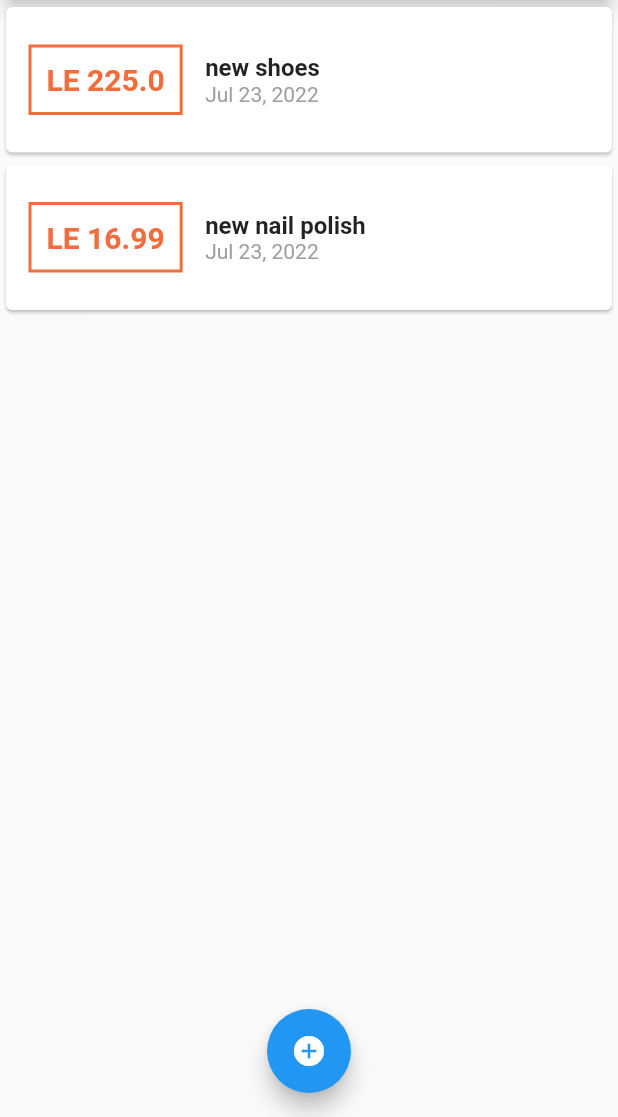
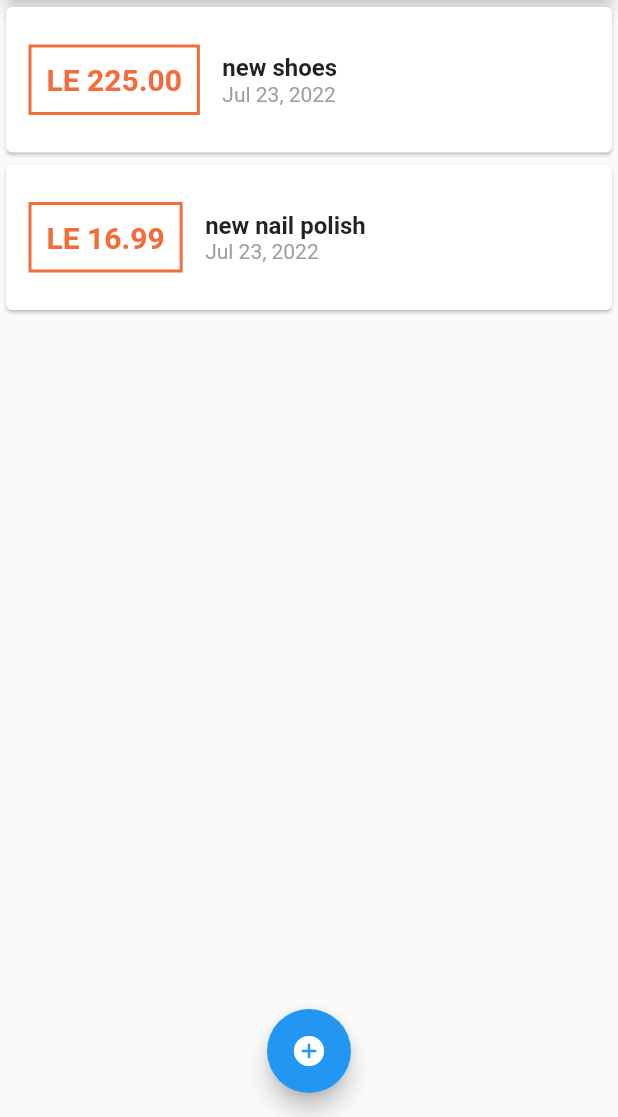
Before and after one commit to Tota6/expensess_personal, a Flutter app: the screen it shows after launch, on a phone screen of 412 x 824 dp, the part 119-1236 px from its top. Run offline on Flutter 3.47's test engine with Material 2 defaults, Android fonts, the phone set to English and light mode, and no system bars.

Commit message:
adding the style of the transaction list and it's formate

```diff
--- a/lib/widgets/transaction_list.dart
+++ b/lib/widgets/transaction_list.dart
@@ -25,7 +25,8 @@ class TransactionList extends StatelessWidget {
                       border: Border.all(
                           color: const Color.fromARGB(255, 243, 108, 59),
                           width: 2)),
-                  child: Text("LE ${transactions[index].amount.toString()}",
+                  child: Text(
+                      "LE ${transactions[index].amount.toStringAsFixed(2)}",
                       style: const TextStyle(
                           fontWeight: FontWeight.bold,
                           fontSize: 20,
```
